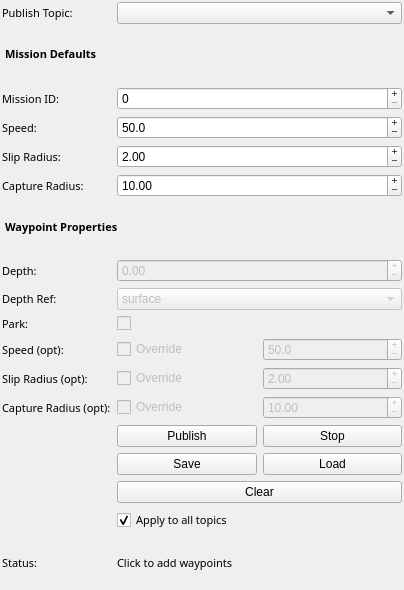
Qt form cougars_mapviz/ui/cougars_waypoints_config.ui (BYU-FRoSt-Lab/cougars-base-station) before a commit.
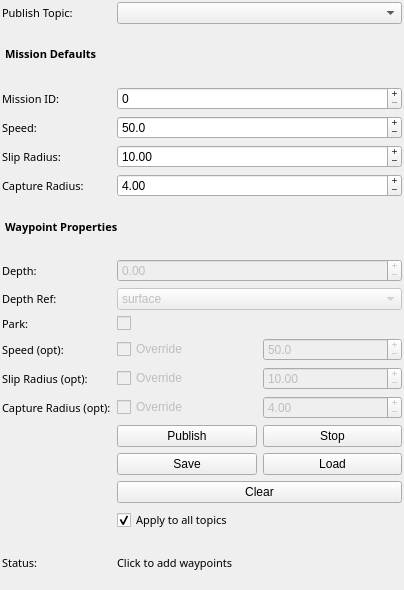
The same form after that commit.

Commit message: Changing defaults for slip and capture. Had it backwards

Patch:
```diff
--- a/cougars_mapviz/ui/cougars_waypoints_config.ui
+++ b/cougars_mapviz/ui/cougars_waypoints_config.ui
@@ -93,7 +93,7 @@
           <property name="decimals"><number>2</number></property>
           <property name="minimum"><double>0.0</double></property>
           <property name="maximum"><double>9999.99</double></property>
-          <property name="value"><double>2.0</double></property>
+          <property name="value"><double>10.0</double></property>
           <property name="buttonSymbols"><enum>QAbstractSpinBox::PlusMinus</enum></property>
         </widget>
       </item>
@@ -110,7 +110,7 @@
           <property name="decimals"><number>2</number></property>
           <property name="minimum"><double>0.0</double></property>
           <property name="maximum"><double>9999.99</double></property>
-          <property name="value"><double>10.0</double></property>
+          <property name="value"><double>4.0</double></property>
           <property name="buttonSymbols"><enum>QAbstractSpinBox::PlusMinus</enum></property>
         </widget>
       </item>
@@ -223,7 +223,7 @@
               <property name="decimals"><number>2</number></property>
               <property name="minimum"><double>0.0</double></property>
               <property name="maximum"><double>9999.99</double></property>
-              <property name="value"><double>2.0</double></property>
+              <property name="value"><double>10.0</double></property>
               <property name="buttonSymbols"><enum>QAbstractSpinBox::PlusMinus</enum></property>
             </widget>
           </item>
@@ -251,7 +251,7 @@
               <property name="decimals"><number>2</number></property>
               <property name="minimum"><double>0.0</double></property>
               <property name="maximum"><double>9999.99</double></property>
-              <property name="value"><double>10.0</double></property>
+              <property name="value"><double>4.0</double></property>
               <property name="buttonSymbols"><enum>QAbstractSpinBox::PlusMinus</enum></property>
             </widget>
           </item>
```
The commit also changes 1 other file.
